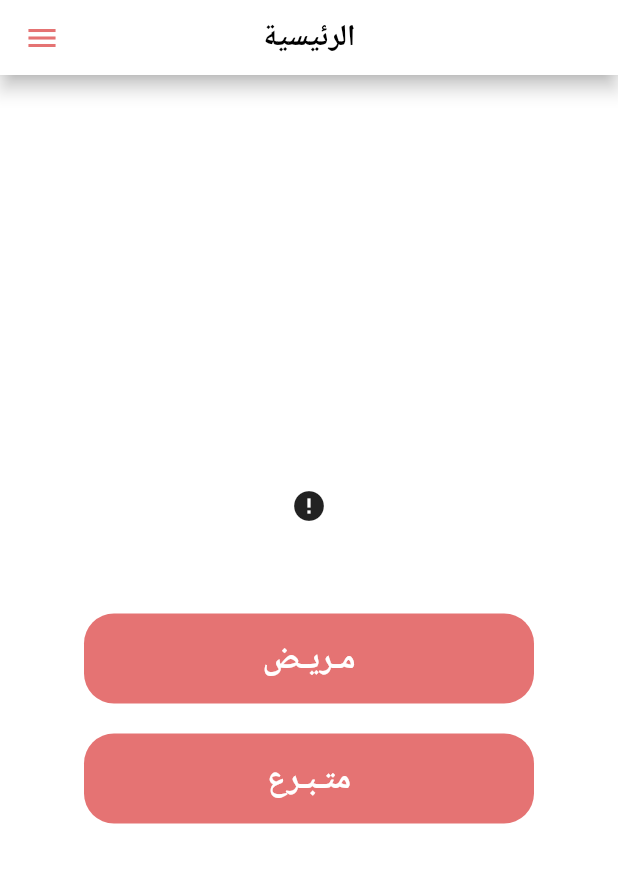
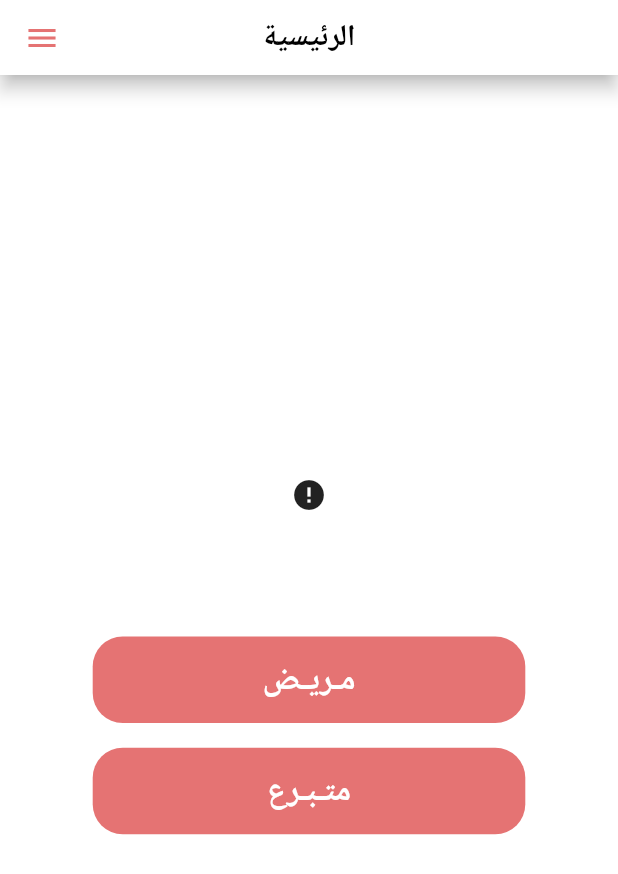
Before and after one commit to Moaaz-Mohammed/Blood-Donation-App, a Flutter app: the screen it shows after launch, on a phone screen of 412 x 824 dp. Shown: the top 874 px of the screen. Run offline on Flutter 3.47's test engine with Material 2 defaults, Android fonts, the phone set to English and light mode, and no system bars; drawn by our look-alikes of cached_network_image; our stand-ins replace bloc, cloud_firestore, firebase_core, flutter_bloc, hexcolor; accounts and stored records are empty; network calls fail.

Commit message:
edit app structure

```diff
--- a/lib/Home.dart
+++ b/lib/Home.dart
@@ -1,5 +1,7 @@
 import 'package:blood_donation/Modules/patient_page.dart';
 import 'package:blood_donation/Modules/volunteer_page.dart';
+import 'package:blood_donation/Widgets/PatientButton.dart';
+import 'package:blood_donation/Widgets/VolunteerButton.dart';
 import 'package:blood_donation/shared/Cubit/Cubit.dart';
 import 'package:blood_donation/shared/Cubit/States.dart';
 import 'package:blood_donation/shared/components.dart';
@@ -20,10 +22,11 @@ class _home_pageState extends State<home_page> {
 
   @override
   Widget build(BuildContext context) {
+    double width = MediaQuery.of(context).size.width;
+    double height = MediaQuery.of(context).size.height;
     return BlocProvider(
       create: (context)=>AppCubit(),
-      child: BlocConsumer<AppCubit,AppStates>(
-        listener: (context,state){},
+      child: BlocBuilder<AppCubit,AppStates>(
         builder: (context,state){
           return MaterialApp(
             debugShowCheckedModeBanner: false,
@@ -46,53 +49,17 @@ class _home_pageState extends State<home_page> {
                           imageUrl:
                           "https://i.ibb.co/6W2v8Sk/57382-love-transfusion-donation-vector-blood-donor-world.png",
                           progressIndicatorBuilder: (context, url, downloadProgress) =>
-                              CircularProgressIndicator(
-                                  value: downloadProgress.progress),
+                              CircularProgressIndicator(value: downloadProgress.progress),
                           errorWidget: (context, url, error) => Icon(Icons.error),
                         ),
                         SizedBox(
-                          height: 60,
+                          height: height * 0.1,
                         ),
-                        Container(
-                          height: 60,
-                          width: 300,
-                          decoration: BoxDecoration(
-                            color: color,
-                            borderRadius: BorderRadius.circular(20),
-                          ),
-                          child: TextButton(
-                            onPressed: (){
-                              Navigator.of(context).push(MaterialPageRoute(builder: (BuildContext context)=>Patient()));
-                            },
-                            child: Text(
-                              'مـريـض',
-                              style: const TextStyle(
-                                  fontWeight: FontWeight.bold, fontSize: 22, color: Colors.white),
-                            ),
-                          ),
+                        PatientButton(),
+                        SizedBox(
+                          height: height * 0.02,
                         ),
-                        SizedBox(
-                          height: 20,
-                        ),
-                        Container(
-                          height: 60,
-                          width: 300,
-                          decoration: BoxDecoration(
-                            color: color,
-                            borderRadius: BorderRadius.circular(20),
-                          ),
-                          child: TextButton(
-                            onPressed: (){
-                             Navigator.of(context).push(MaterialPageRoute(builder: (BuildContext context)=>Volunteer()));
-                            },
-                            child: Text(
-                              'متـبـرع',
-                              style: const TextStyle(
-                                  fontWeight: FontWeight.bold, fontSize: 22, color: Colors.white),
-                            ),
-                          ),
-                        ),
-
+                        VolunteerButton(),
                       ],
                     ),
                   ),
--- /dev/null
+++ b/lib/Widgets/PatientButton.dart
@@ -0,0 +1,31 @@
+import 'package:blood_donation/Modules/patient_page.dart';
+import 'package:blood_donation/shared/components.dart';
+import 'package:flutter/material.dart';
+
+class PatientButton extends StatelessWidget {
+  const PatientButton({Key? key}) : super(key: key);
+
+  @override
+  Widget build(BuildContext context) {
+    double width = MediaQuery.of(context).size.width;
+    double height = MediaQuery.of(context).size.height;
+    return Container(
+      height: height * 0.07,
+      width: width * 0.7,
+      decoration: BoxDecoration(
+        color: color,
+        borderRadius: BorderRadius.circular(20),
+      ),
+      child: TextButton(
+        onPressed: (){
+          Navigator.of(context).push(MaterialPageRoute(builder: (BuildContext context)=>Patient()));
+        },
+        child: Text(
+          'مـريـض',
+          style: const TextStyle(
+              fontWeight: FontWeight.bold, fontSize: 22, color: Colors.white),
+        ),
+      ),
+    );
+  }
+}
--- /dev/null
+++ b/lib/Widgets/VolunteerButton.dart
@@ -0,0 +1,31 @@
+import 'package:blood_donation/Modules/volunteer_page.dart';
+import 'package:blood_donation/shared/components.dart';
+import 'package:flutter/material.dart';
+
+class VolunteerButton extends StatelessWidget {
+  const VolunteerButton({Key? key}) : super(key: key);
+
+  @override
+  Widget build(BuildContext context) {
+    double width = MediaQuery.of(context).size.width;
+    double height = MediaQuery.of(context).size.height;
+    return Container(
+      height: height * 0.07,
+      width: width * 0.7,
+      decoration: BoxDecoration(
+        color: color,
+        borderRadius: BorderRadius.circular(20),
+      ),
+      child: TextButton(
+        onPressed: (){
+          Navigator.of(context).push(MaterialPageRoute(builder: (BuildContext context)=>Volunteer()));
+        },
+        child: Text(
+          'متـبـرع',
+          style: const TextStyle(
+              fontWeight: FontWeight.bold, fontSize: 22, color: Colors.white),
+        ),
+      ),
+    );
+  }
+}
```
Also changed, not shown: images/logo.png (added).
